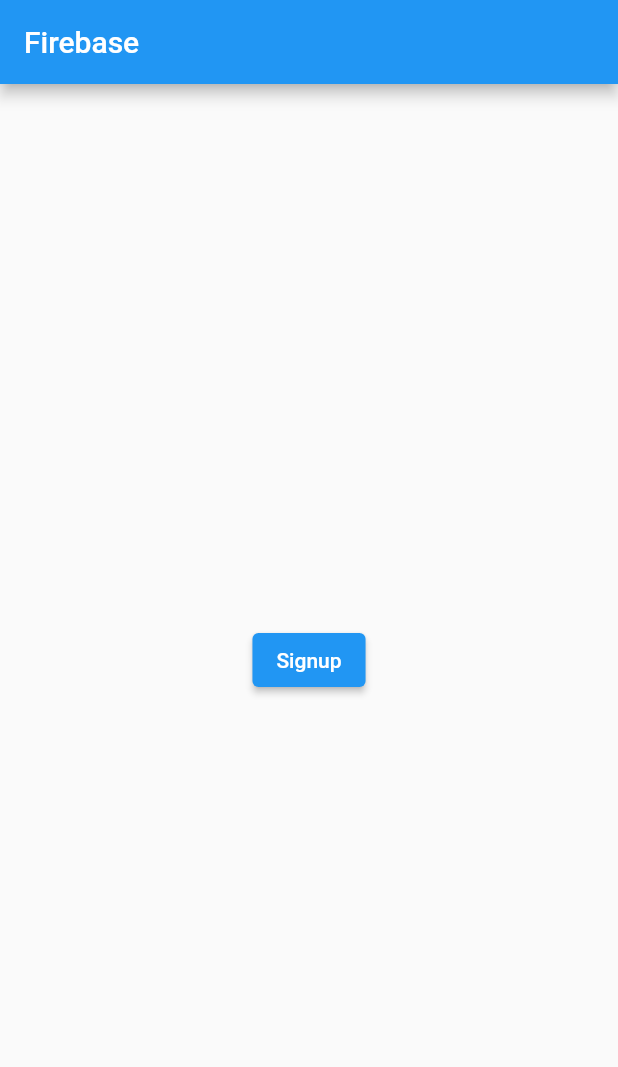
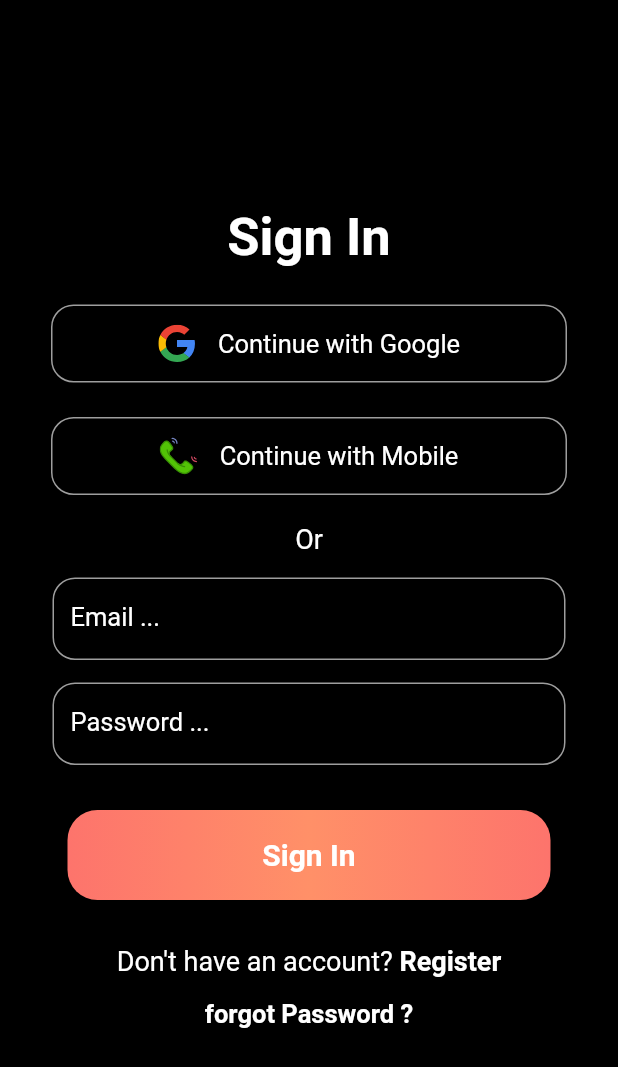
Before and after one commit to ekorahy/Todo-list-app, a Flutter app: the screen it shows after launch, on a phone screen of 412 x 824 dp. Shown: the top 1067 px of the screen. Run offline on Flutter 3.47's test engine with Material 2 defaults, Android fonts, the phone set to English and light mode, and no system bars; our stand-ins replace firebase_auth, firebase_core, flutter_svg; accounts and stored records are empty.

Commit message:
add SignUp and SignIn Page

```diff
--- a/lib/main.dart
+++ b/lib/main.dart
@@ -1,6 +1,7 @@
 import 'package:firebase_core/firebase_core.dart';
 import 'package:flutter/material.dart';
 import 'package:firebase_auth/firebase_auth.dart' as firebase_auth;
+import 'package:todo_list_app/pages/SignInPage.dart';
 
 void main()async {
   WidgetsFlutterBinding.ensureInitialized();
@@ -29,19 +30,7 @@ class _MyAppState extends State<MyApp> {
   @override
   Widget build(BuildContext context) {
     return MaterialApp(
-      home: Scaffold(
-        appBar: AppBar(
-          title: const Text('Firebase'),
-        ),
-        body: Center(
-          child: ElevatedButton(
-            onPressed: () {
-              signup();
-            },
-            child: const Text("Signup"),
-          )
-        )
-      )
+      home: SignInPage(),
     );
   }
 }
--- /dev/null
+++ b/lib/pages/SignInPage.dart
@@ -0,0 +1,170 @@
+import 'package:flutter/material.dart';
+import 'package:flutter_svg/flutter_svg.dart';
+
+class SignInPage extends StatefulWidget {
+  const SignInPage({Key? key}) : super(key: key);
+
+  @override
+  State<SignInPage> createState() => _SignInPageState();
+}
+
+class _SignInPageState extends State<SignInPage> {
+  @override
+  Widget build(BuildContext context) {
+    return Scaffold(
+        body: SingleChildScrollView(
+            child: Container(
+                width: MediaQuery.of(context).size.width,
+                height: MediaQuery.of(context).size.height,
+                color: Colors.black,
+                child: Column(
+                  mainAxisAlignment: MainAxisAlignment.center,
+                  children: [
+                    Text(
+                      "Sign In",
+                      style: TextStyle(
+                          fontSize: 35,
+                          color: Colors.white,
+                          fontWeight: FontWeight.bold
+                      ),
+                    ),
+                    SizedBox(height: 20),
+                    buttonItem("assets/google.svg", "Continue with Google", 25),
+                    SizedBox(height: 15),
+                    buttonItem("assets/phone.svg", "Continue with Mobile", 25),
+                    SizedBox(height: 15),
+                    Text(
+                      "Or",
+                      style: TextStyle(
+                        color: Colors.white,
+                        fontSize: 18,
+                      ),
+                    ),
+                    SizedBox(height: 15),
+                    textItem("Email ..."),
+                    SizedBox(height: 15),
+                    textItem("Password ..."),
+                    SizedBox(height: 30),
+                    colorButton(),
+                    SizedBox(height: 30),
+                    Row(
+                      mainAxisAlignment: MainAxisAlignment.center,
+                      children: [
+                        Text(
+                            "Don't have an account? ",
+                            style: TextStyle(
+                              color: Colors.white,
+                              fontSize: 18,
+                            )
+                        ),
+                        Text(
+                            "Register",
+                            style: TextStyle(
+                              color: Colors.white,
+                              fontSize: 18,
+                              fontWeight: FontWeight.bold,
+                            )
+                        )
+                      ],
+                    ),
+                    SizedBox(height: 15),
+                    Text(
+                        "forgot Password ?",
+                        style: TextStyle(
+                          color: Colors.white,
+                          fontSize: 17,
+                          fontWeight: FontWeight.bold,
+                        )
+                    ),
+                  ],
+                )
+            )
+        )
+    );
+  }
+
+  Widget buttonItem(String imagePath, String buttonName, double size) {
+    return Container(
+        width: MediaQuery.of(context).size.width - 60,
+        height: 60,
+        child: Card(
+            color: Colors.black,
+            elevation: 8,
+            shape: RoundedRectangleBorder(
+              borderRadius: BorderRadius.circular(15),
+              side: BorderSide(
+                width: 1,
+                color: Colors.grey,
+              ),
+            ),
+            child: Row(
+              mainAxisAlignment: MainAxisAlignment.center,
+              children: [
+                SvgPicture.asset(
+                  imagePath,
+                  height: size,
+                  width: size,
+                ),
+                SizedBox(width: 15),
+                Text(
+                  buttonName,
+                  style: TextStyle(
+                    color: Colors.white,
+                    fontSize: 17,
+                  ),
+                ),
+              ],
+            )
+        )
+    );
+  }
+
+  Widget textItem(String labelText) {
+    return Container(
+        width: MediaQuery.of(context).size.width - 70,
+        height: 55,
+        child: TextFormField(
+          decoration: InputDecoration(
+            labelText: labelText,
+            labelStyle: TextStyle(
+              fontSize: 17,
+              color: Colors.white,
+            ),
+            enabledBorder: OutlineInputBorder(
+              borderRadius: BorderRadius.circular(15),
+              borderSide: BorderSide(
+                width: 1,
+                color: Colors.grey,
+              ),
+            ),
+          ),
+        )
+    );
+  }
+
+  Widget colorButton() {
+    return Container(
+        width: MediaQuery.of(context).size.width - 90,
+        height: 60,
+        decoration: BoxDecoration(
+          borderRadius: BorderRadius.circular(20),
+          gradient: LinearGradient(
+              colors: [
+                Color(0xfffd746c),
+                Color(0xffff9068),
+                Color(0xfffd746c)]
+          ),
+        ),
+        child: Center(
+            child: Text(
+                "Sign In",
+                style: TextStyle(
+                  color: Colors.white,
+                  fontSize: 20,
+                  fontWeight: FontWeight.bold,
+                )
+            )
+        )
+    );
+  }
+}
--- a/pubspec.yaml
+++ b/pubspec.yaml
@@ -38,6 +38,7 @@ dependencies:
   cupertino_icons: ^1.0.2
   firebase_core: ^2.4.0
   firebase_auth: ^4.2.3
+  flutter_svg: ^1.1.6
 
 dev_dependencies:
   flutter_test:
@@ -62,7 +63,8 @@ flutter:
   uses-material-design: true
 
   # To add assets to your application, add an assets section, like this:
-  # assets:
+  assets:
+    - assets/
   #   - images/a_dot_burr.jpeg
   #   - images/a_dot_ham.jpeg
 
```
Also changed, not shown: lib/pages/SignUpPage.dart (added, +161 -0 lines), assets/google.svg (added), assets/phone.svg (added), pubspec.lock.
